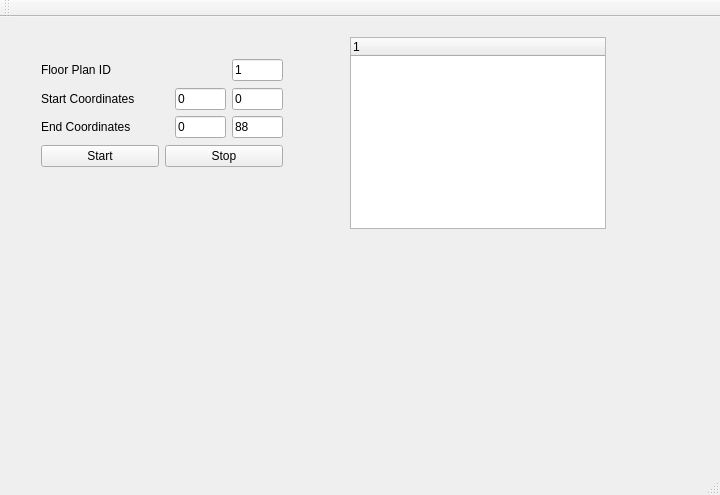
The window that mainwindow.ui (petergodfrey/IndoorPos) describes before a commit, drawn with Qt 5.
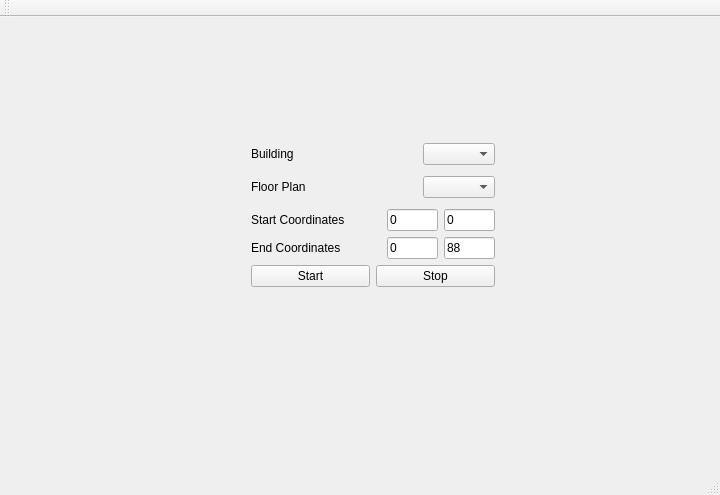
The same window after the commit.

Commit message: Change building/floor selection to QComboBox

```diff
--- a/mainwindow.ui
+++ b/mainwindow.ui
@@ -14,22 +14,22 @@
    <string>MainWindow</string>
   </property>
   <widget class="QWidget" name="centralWidget">
-   <widget class="QWidget" name="layoutWidget">
+   <widget class="QWidget" name="">
     <property name="geometry">
      <rect>
-      <x>30</x>
-      <y>30</y>
-      <width>264</width>
-      <height>135</height>
+      <x>240</x>
+      <y>110</y>
+      <width>266</width>
+      <height>176</height>
      </rect>
     </property>
-    <layout class="QVBoxLayout" name="verticalLayout_2">
+    <layout class="QVBoxLayout" name="verticalLayout_3">
      <item>
       <layout class="QHBoxLayout" name="horizontalLayout_4">
        <item>
         <widget class="QLabel" name="label_3">
          <property name="text">
-          <string>Floor Plan ID</string>
+          <string>Building</string>
          </property>
         </widget>
        </item>
@@ -47,26 +47,39 @@
         </spacer>
        </item>
        <item>
-        <widget class="QLineEdit" name="floorPlanIDLineEdit">
-         <property name="maximumSize">
-          <size>
-           <width>51</width>
-           <height>16777215</height>
-          </size>
-         </property>
-         <property name="inputMask">
-          <string/>
-         </property>
+        <widget class="QComboBox" name="buildingComboBox"/>
+       </item>
+      </layout>
+     </item>
+     <item>
+      <layout class="QHBoxLayout" name="horizontalLayout_5">
+       <item>
+        <widget class="QLabel" name="label_4">
          <property name="text">
-          <string>1</string>
-         </property>
-         <property name="placeholderText">
-          <string>x</string>
+          <string>Floor Plan</string>
          </property>
         </widget>
        </item>
+       <item>
+        <spacer name="horizontalSpacer_4">
+         <property name="orientation">
+          <enum>Qt::Horizontal</enum>
+         </property>
+         <property name="sizeHint" stdset="0">
+          <size>
+           <width>18</width>
+           <height>20</height>
+          </size>
+         </property>
+        </spacer>
+       </item>
+       <item>
+        <widget class="QComboBox" name="floorPlanComboBox"/>
+       </item>
       </layout>
      </item>
+     <item>
+      <layout class="QVBoxLayout" name="verticalLayout_2">
      <item>
       <layout class="QVBoxLayout" name="verticalLayout">
        <item>
@@ -205,29 +218,9 @@
       </layout>
      </item>
     </layout>
+     </item>
+    </layout>
    </widget>
-   <widget class="QTreeWidget" name="treeWidget">
-    <property name="geometry">
-     <rect>
-      <x>350</x>
-      <y>20</y>
-      <width>256</width>
-      <height>192</height>
-     </rect>
-    </property>
-    <property name="columnCount">
-     <number>1</number>
-    </property>
-    <column>
-     <property name="text">
-      <string notr="true">1</string>
-     </property>
-    </column>
-   </widget>
-   <zorder>layoutWidget</zorder>
-   <zorder></zorder>
-   <zorder>startButton</zorder>
-   <zorder>treeWidget</zorder>
   </widget>
   <widget class="QMenuBar" name="menuBar">
    <property name="geometry">
```
Lines whose indentation alone changed are shown as unchanged. The commit also changes 4 other files.
